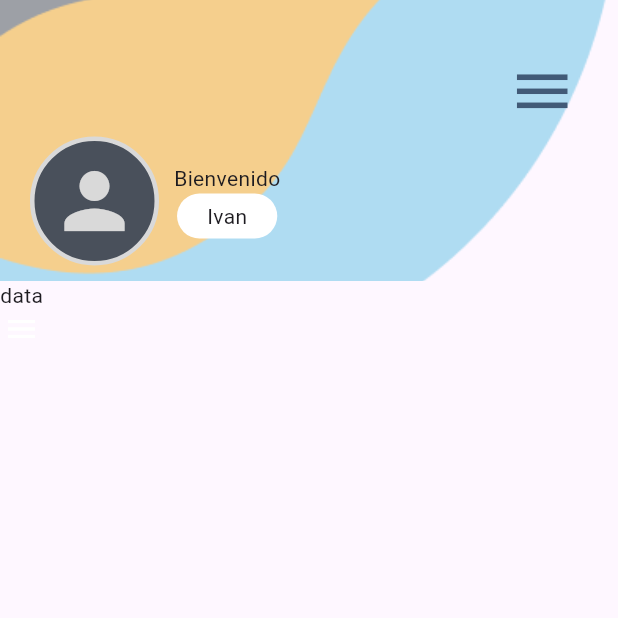
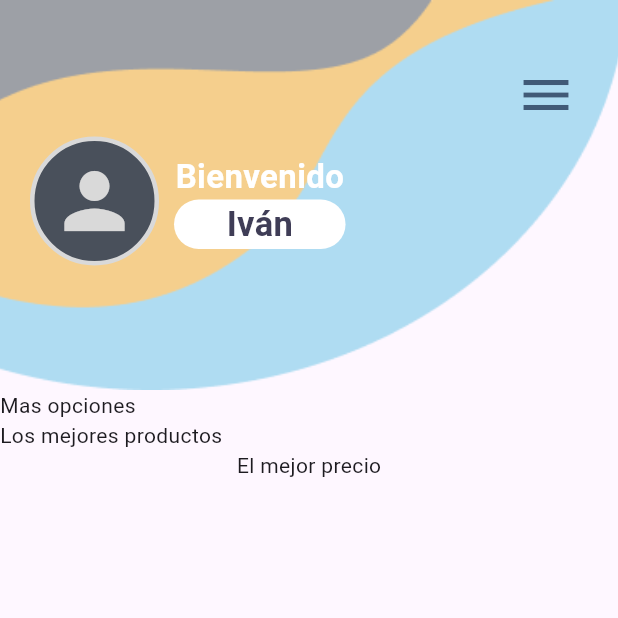
Before and after one commit to EQuinteros11/ECO_MARKET, a Flutter app: the screen it shows after launch, on a phone screen of 412 x 824 dp, the top half of it. Run offline on Flutter 3.47's test engine with Material 2 defaults, Android fonts, the phone set to English and light mode, and no system bars; our stand-ins replace firebase_auth, firebase_core, mask_text_input_formatter; accounts and stored records are empty; project files that could hold a hidden picture were left out.

Commit message:
Vista principal avanzada

```diff
--- a/lib/PrincipalCliente.dart
+++ b/lib/PrincipalCliente.dart
@@ -16,6 +16,7 @@ class _VistaPrincipalClienteState extends State<VistaPrincipalCliente> {
           children: [
             // Hero
             Container(
+              height: 260,
               decoration: const BoxDecoration(
                 image: DecorationImage(
                 image: AssetImage("assets/img/vistaPrincipal.png"),
@@ -33,12 +34,12 @@ class _VistaPrincipalClienteState extends State<VistaPrincipalCliente> {
                           mainAxisAlignment: MainAxisAlignment.end,
                           children: [
                             Container(
-                              margin: const EdgeInsets.only( top: 20),
+                              margin: const EdgeInsets.only( top: 25),
                                 child: IconButton(
                                   onPressed: (){},
                                   icon: const Icon(Icons.menu,
                                     color: Color.fromRGBO(65, 90, 119, 1.0),
-                                    size: 45,
+                                    size: 40,
                                   ),
                                   tooltip: "Menú",
                               )
@@ -71,18 +72,31 @@ class _VistaPrincipalClienteState extends State<VistaPrincipalCliente> {
                             Column(
                               mainAxisAlignment: MainAxisAlignment.start,
                               children: [
-                                const Text("Bienvenido"),
+                                const Text("Bienvenido",
+                                  style: TextStyle(
+                                    color: Color.fromRGBO(255, 255, 255, 1.0),
+                                    fontWeight: FontWeight.w600,
+                                    fontSize: 22
+                                  ),
+                                ),
                                 Container(
-                                  padding: const EdgeInsets.symmetric( vertical: 5, horizontal: 20),
+                                  padding: const EdgeInsets.symmetric( vertical: 0, horizontal: 35),
                                   decoration: const BoxDecoration(
                                     borderRadius: BorderRadius.all(Radius.circular(30)),
                                     color: Color.fromRGBO(255, 255, 255, 1.0),
                                   ),
-                                  child: Text("Ivan") ,
+                                  child: const Text("Iván",
+                                    style: TextStyle(
+                                      color: Color.fromRGBO(63, 61, 86, 1.0),
+                                      fontWeight: FontWeight.w700,
+                                      fontSize: 23
+                                    ),
+                                  ) ,
                                 )
 
                               ],
-                            )
+                            ),
+
                           ],
                         ),
                       ],
@@ -96,13 +110,33 @@ class _VistaPrincipalClienteState extends State<VistaPrincipalCliente> {
             //Contenido Principal
             Container(
               alignment: Alignment.topLeft,
-              child: const Column(
+              child: Column(
                 children: <Widget> [
-                  Text("data"),
-                  Icon(
-                    Icons.menu,
-                    color: Color.fromRGBO(255, 255, 255, 1.0),
-                  )
+                  Container(
+                   child: Column(
+                     children: <Widget> [
+                       const Row(
+                         mainAxisAlignment: MainAxisAlignment.start,
+                         children: [
+                           Text("Mas opciones"),
+                         ],
+                       ),
+
+                       const Row(
+                         children: [
+                           Text("Los mejores productos"),
+                         ],
+                       ),
+                       Container(
+                         child: const Text( "El mejor precio",
+                           style: TextStyle(
+
+                           ),
+                         ),
+                       )
+                     ],
+                   ),
+                  ),
                 ],
               ),
             )
```
Also changed, not shown: assets/img/vistaPrincipal.png, lib/main.dart (line endings or trailing spaces).
